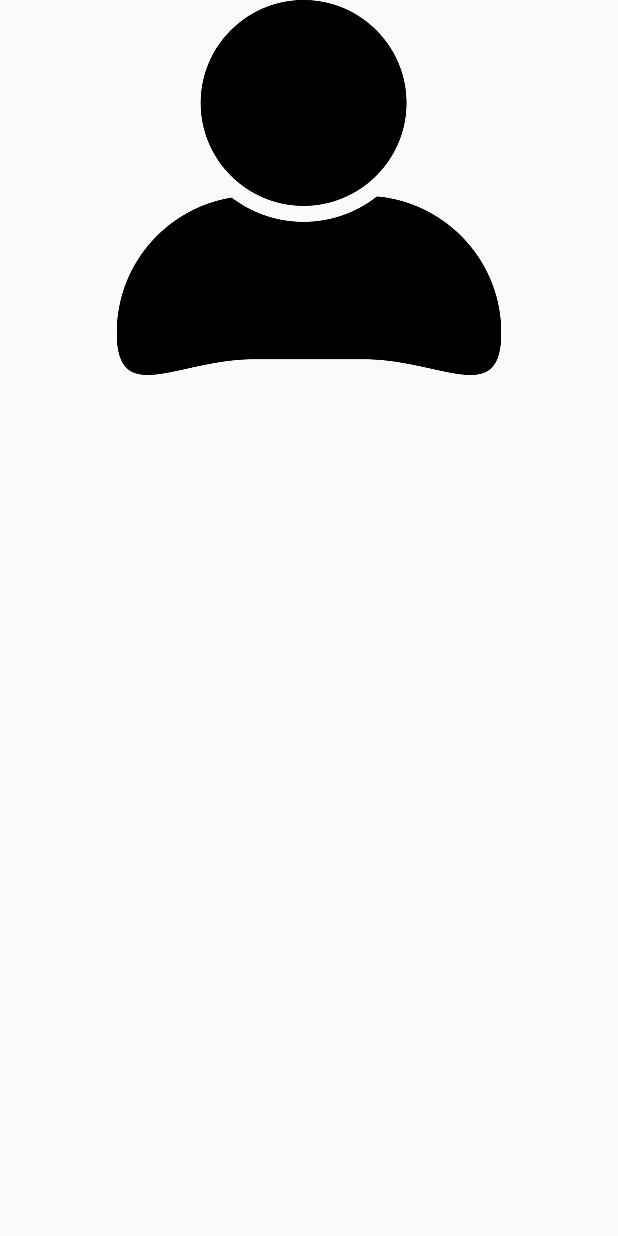
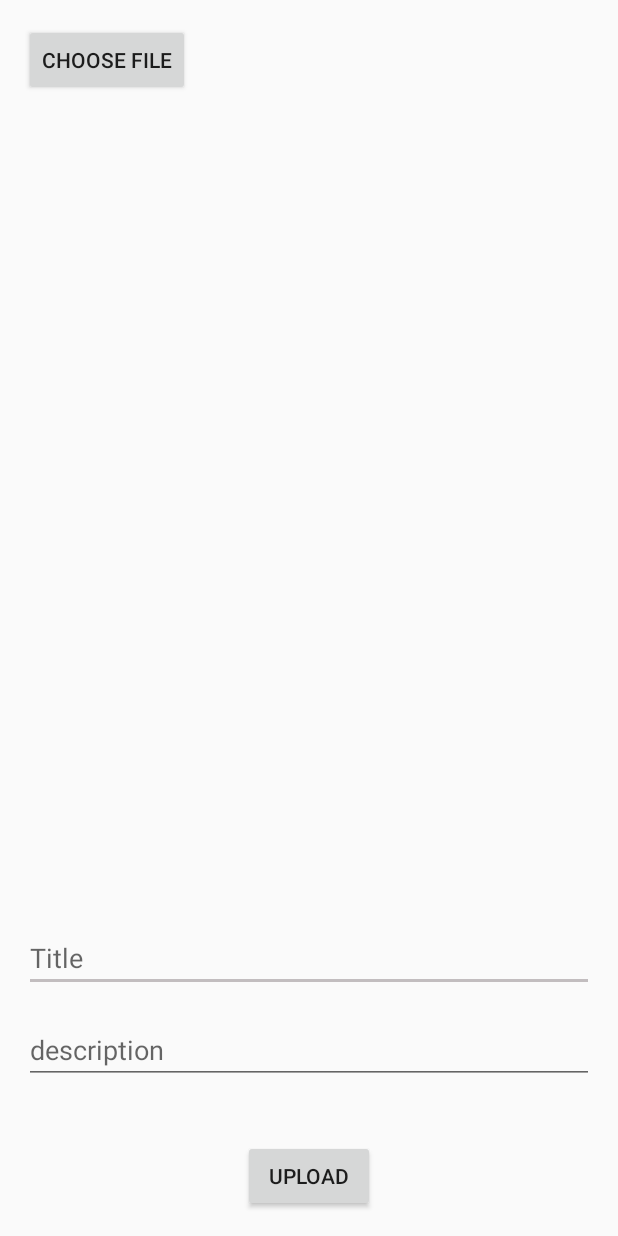
Before and after one commit to vineelsai5439/IIIT-Kalyani, an Android app: the Blog screen opened directly, with no data from a screen before it, on a phone screen of 412 x 824 dp. Run offline under Robolectric (Android 15) with nearby library versions, the phone set to English and light mode, and no system bars; our stand-ins replace Firebase (no records; nobody signed in at launch, a user with empty details on screens opened directly), Picasso; pictures from the network do not load.

Commit message:
Adding Blog

```diff
--- a/app/src/main/java/com/iiit/iiitkalyani/ImgAdapter.java
+++ b/app/src/main/java/com/iiit/iiitkalyani/ImgAdapter.java
@@ -32,7 +32,7 @@ public class ImgAdapter extends RecyclerView.Adapter<ImgAdapter.ImageViewHolder>
     public void onBindViewHolder(ImageViewHolder holder, int position) {
         Upload uploadCurrent = mUploads.get(position);
         holder.textViewName.setText(uploadCurrent.getName());
-        Picasso.with(mContext).load(uploadCurrent.getImageUrl()).placeholder(R.drawable.logo).into(holder.imageView);
+        Picasso.get().load(uploadCurrent.getImageUrl()).placeholder(R.drawable.logo).into(holder.imageView);
     }
 
     @Override
@@ -47,7 +47,7 @@ public class ImgAdapter extends RecyclerView.Adapter<ImgAdapter.ImageViewHolder>
             super(itemView);
 
             textViewName = itemView.findViewById(R.id.text_view_name);
-            imageView = itemView.findViewById(R.id.image_view_upload);
+            imageView = itemView.findViewById(R.id.post_image);
         }
     }
 }
--- a/app/src/main/java/com/iiit/iiitkalyani/Upload.java
+++ b/app/src/main/java/com/iiit/iiitkalyani/Upload.java
@@ -3,7 +3,6 @@ package com.iiit.iiitkalyani;
 public class Upload {
     private String mName;
     private String mImageUrl;
-
     public Upload() {
         //empty constructor needed
     }
@@ -20,11 +19,9 @@ public class Upload {
     public String getName() {
         return mName;
     }
-
     public void setName(String name) {
         mName = name;
     }
-
     public String getImageUrl() {
         return mImageUrl;
     }
--- a/app/src/main/java/com/iiit/iiitkalyani/UploadPics.java
+++ b/app/src/main/java/com/iiit/iiitkalyani/UploadPics.java
@@ -80,7 +80,7 @@ public class UploadPics extends AppCompatActivity {
                 && data != null && data.getData() != null) {
             mImageUri = data.getData();
 
-            Picasso.with(this).load(mImageUri).into(mImageView);
+            Picasso.get().load(mImageUri).into(mImageView);
         }
     }
 
@@ -117,7 +117,7 @@ public class UploadPics extends AppCompatActivity {
                     HashMap<String , Object> map = new HashMap<>();
                     map.put("name" , mEditTextFileName.getText().toString());
                     map.put("imageUrl" , imageUrl);
-                    map.put("publisher" , FirebaseAuth.getInstance().getCurrentUser().getUid());
+                    map.put("publisher" , FirebaseAuth.getInstance().getCurrentUser().getDisplayName());
                     ref.child(ID).setValue(map);
                     pd.dismiss();
                     startActivity(new Intent(UploadPics.this , MainActivity.class));
--- a/app/src/main/res/layout/activity_blog.xml
+++ b/app/src/main/res/layout/activity_blog.xml
@@ -1,16 +1,44 @@
 <?xml version="1.0" encoding="utf-8"?>
 <RelativeLayout xmlns:android="http://schemas.android.com/apk/res/android"
-    xmlns:app="http://schemas.android.com/apk/res-auto"
-    xmlns:tools="http://schemas.android.com/tools"
     android:layout_width="match_parent"
     android:layout_height="match_parent"
-    android:orientation="horizontal"
-    tools:context=".Blog">
+    android:padding="16dp">
+
+    <Button
+        android:id="@+id/button_choose_image"
+        android:layout_width="wrap_content"
+        android:layout_height="wrap_content"
+        android:text="Choose file" />
+
+    <EditText
+        android:id="@+id/edit_text_title"
+        android:layout_width="match_parent"
+        android:layout_height="wrap_content"
+        android:layout_below="@+id/image_view"
+        android:layout_marginTop="16dp"
+        android:hint="Title" />
+
+    <EditText
+        android:id="@+id/edit_text_description"
+        android:layout_width="match_parent"
+        android:layout_height="wrap_content"
+        android:layout_below="@+id/edit_text_title"
+        android:layout_marginTop="16dp"
+        android:hint="description" />
 
     <ImageView
-        android:id="@+id/blogimg"
+        android:id="@+id/image_view"
         android:layout_width="match_parent"
-        android:layout_height="250dp"
-        app:srcCompat="@drawable/user" />
+        android:layout_height="520dp"
+        android:layout_below="@id/button_choose_image"
+        android:layout_marginTop="16dp" />
+
+    <Button
+        android:id="@+id/button_upload"
+        android:layout_width="wrap_content"
+        android:layout_height="wrap_content"
+        android:layout_alignParentBottom="true"
+        android:layout_centerHorizontal="true"
+        android:text="Upload" />
 
 </RelativeLayout>
--- a/app/src/main/res/layout/fragment_gallery.xml
+++ b/app/src/main/res/layout/fragment_gallery.xml
@@ -27,7 +27,4 @@
         android:backgroundTint="@android:color/holo_blue_light"
         android:clickable="true"
         android:src="@drawable/ic_add" />
-
-
-
 </RelativeLayout>
--- a/app/src/main/res/layout/image_item.xml
+++ b/app/src/main/res/layout/image_item.xml
@@ -1,5 +1,6 @@
 <?xml version="1.0" encoding="utf-8"?>
 <androidx.cardview.widget.CardView xmlns:android="http://schemas.android.com/apk/res/android"
+    xmlns:app="http://schemas.android.com/apk/res-auto"
     android:layout_width="match_parent" android:layout_height="wrap_content">
     <LinearLayout
         android:layout_width="match_parent"
@@ -18,9 +19,10 @@
             android:textSize="20sp" />
 
         <ImageView
-            android:id="@+id/image_view_upload"
+            android:id="@+id/post_image"
             android:layout_width="match_parent"
-            android:layout_height="wrap_content" />
+            android:layout_height="wrap_content"
+            app:srcCompat="@drawable/logo" />
 
     </LinearLayout>
 
--- a/build.gradle
+++ b/build.gradle
@@ -7,7 +7,7 @@ buildscript {
 
     }
     dependencies {
-        classpath 'com.android.tools.build:gradle:3.5.3'
+        classpath 'com.android.tools.build:gradle:3.6.0'
         classpath 'com.google.gms:google-services:4.3.2'
 
         // NOTE: Do not place your application dependencies here; they belong
```
Also changed, not shown: app/build.gradle (+4 -3 lines), app/src/main/java/com/iiit/iiitkalyani/Blog.java (+124 -6 lines), app/src/main/java/com/iiit/iiitkalyani/BlogAdapter.java (added, +62 -0 lines), app/src/main/java/com/iiit/iiitkalyani/Download.java (added, +44 -0 lines), app/src/main/java/com/iiit/iiitkalyani/ui/home/HomeFragment.java (+56 -1 lines), app/src/main/res/layout/blog_item.xml (added, +60 -0 lines), app/src/main/res/layout/fragment_home.xml (+26 -2 lines), gradle.properties (+8 -11 lines), app/src/main/res/drawable/profile.png (added), gradle/wrapper/gradle-wrapper.properties.
